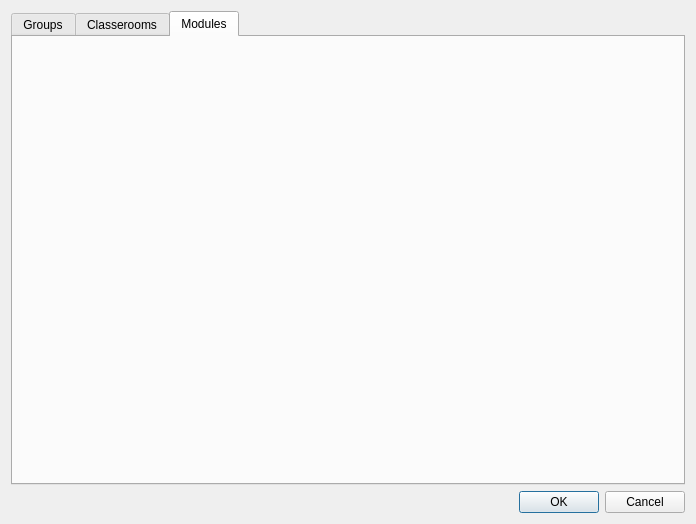
Above: Gui/WindowAdministrator.ui from JeanCoquet/Zebulon before the change. Below: the same form after it.
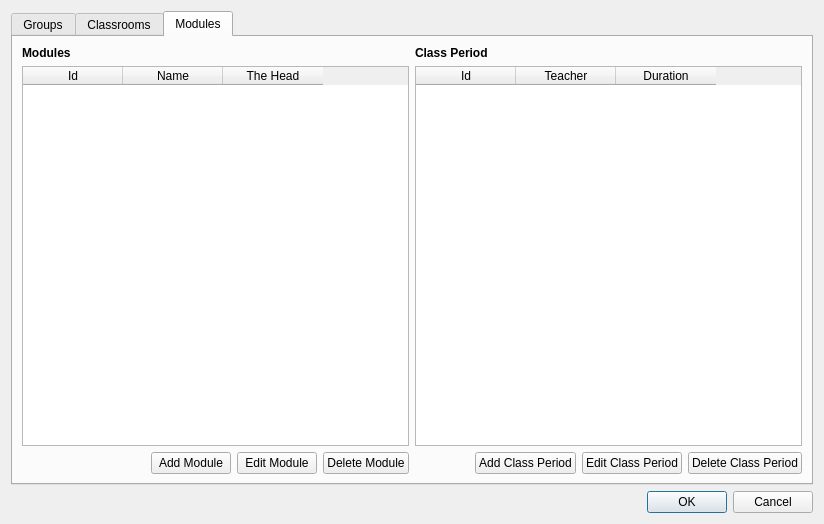
That is the form after the change. The open tabs and pages were chosen to show the change.

```diff
--- a/Gui/WindowAdministrator.ui
+++ b/Gui/WindowAdministrator.ui
@@ -6,7 +6,7 @@
    <rect>
     <x>0</x>
     <y>0</y>
-    <width>696</width>
+    <width>824</width>
     <height>524</height>
    </rect>
   </property>
@@ -74,7 +74,7 @@
        <item>
         <layout class="QVBoxLayout" name="verticalLayout_3">
          <item>
-          <widget class="QLabel" name="label_2">
+          <widget class="QLabel" name="labelStudent">
            <property name="font">
             <font>
              <weight>75</weight>
@@ -82,7 +82,7 @@
             </font>
            </property>
            <property name="text">
-            <string>Students of</string>
+            <string>Students</string>
            </property>
           </widget>
          </item>
@@ -145,13 +145,163 @@
      </widget>
      <widget class="QWidget" name="tabClassrooms">
       <attribute name="title">
-       <string>Classerooms</string>
+       <string>Classrooms</string>
       </attribute>
      </widget>
      <widget class="QWidget" name="tabModules">
       <attribute name="title">
        <string>Modules</string>
       </attribute>
+      <layout class="QHBoxLayout" name="horizontalLayout_6">
+       <item>
+        <layout class="QVBoxLayout" name="verticalLayout_5">
+         <item>
+          <widget class="QLabel" name="label_2">
+           <property name="font">
+            <font>
+             <weight>75</weight>
+             <bold>true</bold>
+            </font>
+           </property>
+           <property name="text">
+            <string>Modules</string>
+           </property>
+          </widget>
+         </item>
+         <item>
+          <widget class="QTableWidget" name="tableWidgetModules">
+           <column>
+            <property name="text">
+             <string>Id</string>
+            </property>
+           </column>
+           <column>
+            <property name="text">
+             <string>Name</string>
+            </property>
+           </column>
+           <column>
+            <property name="text">
+             <string>The Head</string>
+            </property>
+           </column>
+          </widget>
+         </item>
+         <item>
+          <layout class="QHBoxLayout" name="horizontalLayout_7">
+           <item>
+            <spacer name="horizontalSpacer_4">
+             <property name="orientation">
+              <enum>Qt::Horizontal</enum>
+             </property>
+             <property name="sizeHint" stdset="0">
+              <size>
+               <width>40</width>
+               <height>20</height>
+              </size>
+             </property>
+            </spacer>
+           </item>
+           <item>
+            <widget class="QPushButton" name="buttonAddModule">
+             <property name="text">
+              <string>Add Module</string>
+             </property>
+            </widget>
+           </item>
+           <item>
+            <widget class="QPushButton" name="buttonEditModule">
+             <property name="text">
+              <string>Edit Module</string>
+             </property>
+            </widget>
+           </item>
+           <item>
+            <widget class="QPushButton" name="buttonDeleteModule">
+             <property name="text">
+              <string>Delete Module</string>
+             </property>
+            </widget>
+           </item>
+          </layout>
+         </item>
+        </layout>
+       </item>
+       <item>
+        <layout class="QVBoxLayout" name="verticalLayout_7">
+         <item>
+          <widget class="QLabel" name="label_4">
+           <property name="font">
+            <font>
+             <weight>75</weight>
+             <bold>true</bold>
+            </font>
+           </property>
+           <property name="text">
+            <string>Class Period</string>
+           </property>
+          </widget>
+         </item>
+         <item>
+          <widget class="QTableWidget" name="tableWidget_2">
+           <column>
+            <property name="text">
+             <string>Id</string>
+            </property>
+           </column>
+           <column>
+            <property name="text">
+             <string>Teacher</string>
+            </property>
+           </column>
+           <column>
+            <property name="text">
+             <string>Duration</string>
+            </property>
+           </column>
+          </widget>
+         </item>
+         <item>
+          <layout class="QHBoxLayout" name="horizontalLayout_8">
+           <item>
+            <spacer name="horizontalSpacer_5">
+             <property name="orientation">
+              <enum>Qt::Horizontal</enum>
+             </property>
+             <property name="sizeHint" stdset="0">
+              <size>
+               <width>40</width>
+               <height>20</height>
+              </size>
+             </property>
+            </spacer>
+           </item>
+           <item>
+            <widget class="QPushButton" name="buttonAddClassPeriod">
+             <property name="text">
+              <string>Add Class Period</string>
+             </property>
+            </widget>
+           </item>
+           <item>
+            <widget class="QPushButton" name="buttonEditClassPeriod">
+             <property name="text">
+              <string>Edit Class Period</string>
+             </property>
+            </widget>
+           </item>
+           <item>
+            <widget class="QPushButton" name="buttonDeleteClassPeriod">
+             <property name="text">
+              <string>Delete Class Period</string>
+             </property>
+            </widget>
+           </item>
+          </layout>
+         </item>
+        </layout>
+       </item>
+      </layout>
      </widget>
     </widget>
    </item>
```
Left out of the diff: 106 changed lines with no effect on the pictures.
